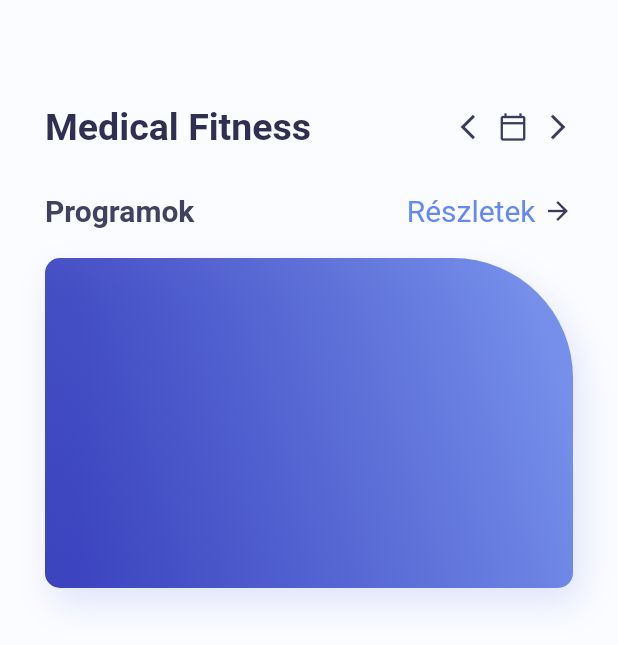
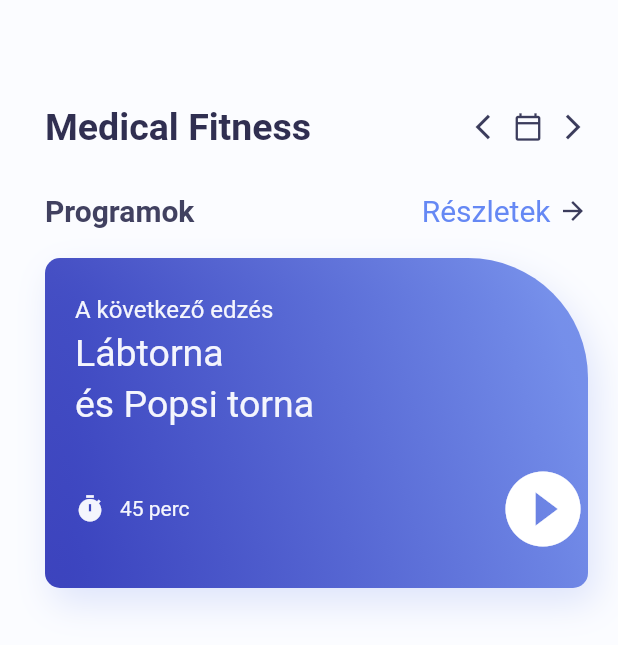
Before and after one commit to maximilianbarabas/fitnessapp, a Flutter app: the screen it shows after launch, on a phone screen of 412 x 824 dp. Shown: the top 645 px of the screen. Run offline on Flutter 3.47's test engine with Material 2 defaults, Android fonts, the phone set to English and light mode, and no system bars.

Commit message:
git box design down

```diff
--- a/lib/home_page.dart
+++ b/lib/home_page.dart
@@ -14,9 +14,8 @@ class _HomePageState extends State<HomePage> {
     return Scaffold(
       backgroundColor: color.AppColor.homePageBackground,
       body: Container(
-        padding: const EdgeInsets.only(top: 70, left: 30, right: 30),
-        child: Column(
-          children: [
+        padding: const EdgeInsets.only(top: 70, left: 30, right: 20),
+        child: Column(children: [
           Row(
             children: [
               Text(
@@ -94,9 +93,70 @@ class _HomePageState extends State<HomePage> {
                       blurRadius: 20,
                       color: color.AppColor.gradientSecond.withOpacity(0.2))
                 ]),
+            child: Container(
+              padding: const EdgeInsets.only(
+                left: 20,
+                top: 25,
+              ),
+              child: Column(
+                  crossAxisAlignment: CrossAxisAlignment.start,
+                  children: [
+                    Text(
+                      "A következő edzés",
+                      style: TextStyle(
+                          fontSize: 16,
+                          color: color.AppColor.homePageContainerTextSmall),
+                    ),
+                    SizedBox(
+                      height: 5,
+                    ),
+                    Text(
+                      "Lábtorna",
+                      style: TextStyle(
+                          fontSize: 25,
+                          color: color.AppColor.homePageContainerTextSmall),
+                    ),
+                    SizedBox(
+                      height: 5,
+                    ),
+                    Text(
+                      "és Popsi torna",
+                      style: TextStyle(
+                          fontSize: 25,
+                          color: color.AppColor.homePageContainerTextSmall),
+                    ),
+                    SizedBox(
+                      height: 25,
+                    ),
+                    Row(
+                      children: [
+                        Row(children: [
+                          Icon(Icons.timer,
+                              size: 20,
+                              color: color.AppColor.homePageContainerTextSmall),
+                          SizedBox(
+                            width: 10,
+                          ),
+                          Text(
+                            "45 perc",
+                            style: TextStyle(
+                                fontSize: 14,
+                                color:
+                                    color.AppColor.homePageContainerTextSmall),
+                          ),
+                        ]),
+                        Expanded(child: Container()),
+                        Icon(
+                          Icons.play_circle_fill,
+                          color: Colors.white,
+                          size: 60,
                         )
                       ],
                     ),
+                  ]),
+            ),
+          )
+        ]),
       ),
     );
   }
```
Lines whose indentation alone changed are shown as unchanged.
